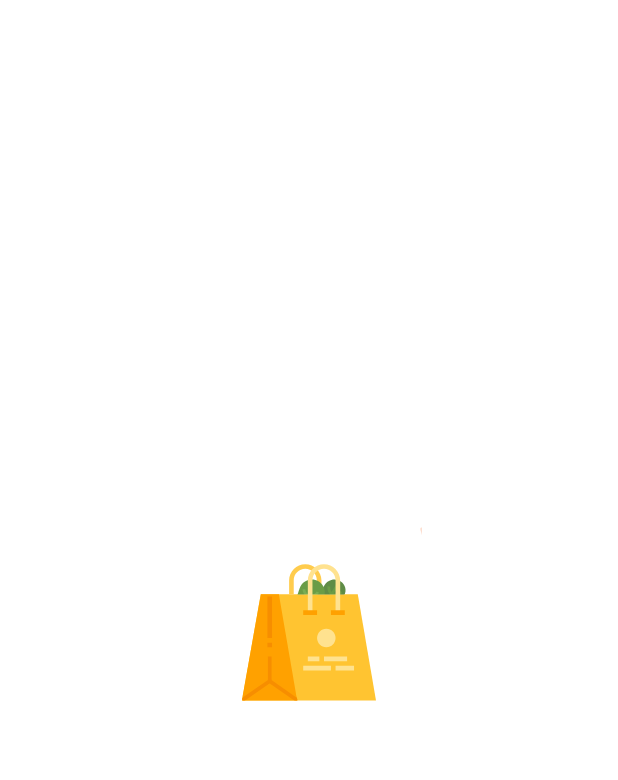
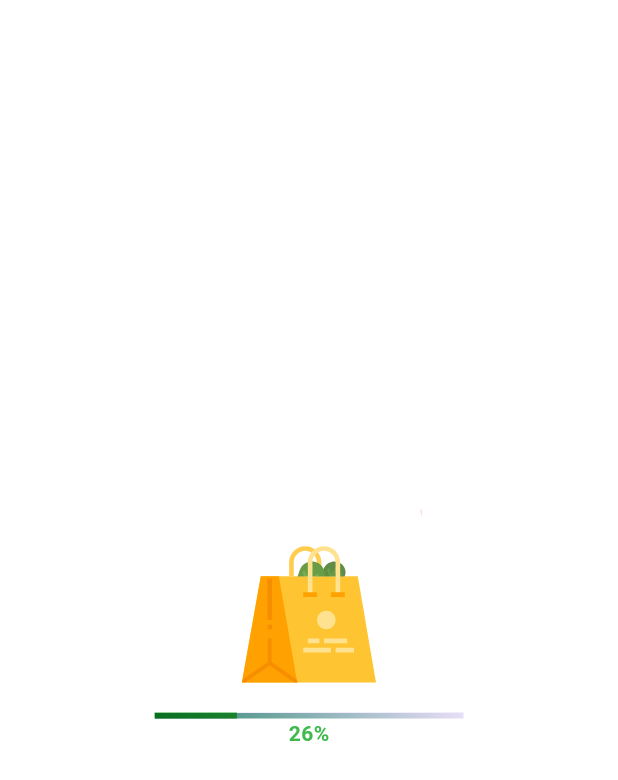
Before and after one commit to Angga-Nugraha/vegan, a Flutter app: the first screen one second after launch, on a phone screen of 412 x 824 dp. Shown: the top 780 px of the screen. Run offline on Flutter 3.47's test engine with Material 3 defaults, Android fonts, the phone set to English and light mode, and no system bars; our stand-ins replace animate_do, dartz, equatable, flutter_bloc, flutter_secure_storage, get_it and 1 more.

```diff
--- a/lib/data/datasource/session_manager.dart
+++ b/lib/data/datasource/session_manager.dart
@@ -1,4 +1,7 @@
+import 'dart:convert';
+
 import 'package:http/http.dart' as http;
+import 'package:vegan/data/helpers/storage_helper.dart';
 
 class Session {
   static Session? _session;
@@ -10,6 +13,7 @@ class Session {
   factory Session() => _session ?? Session._instance();
 
   final Map<String, String> _headers = {};
+  final SecureStorageHelper storage = SecureStorageHelper();
 
   Map<String, String> get headers => _headers;
 
@@ -20,5 +24,6 @@ class Session {
       _headers['Cookie'] =
           (index == -1) ? rawCookie : rawCookie.substring(0, index);
     }
+    await storage.writeData('cookie', json.encode(headers));
   }
 }
--- /dev/null
+++ b/lib/data/helpers/storage_helper.dart
@@ -0,0 +1,26 @@
+import 'package:flutter_secure_storage/flutter_secure_storage.dart';
+
+class SecureStorageHelper {
+  static SecureStorageHelper? _secureStorageHelper;
+
+  SecureStorageHelper._instance() {
+    _secureStorageHelper = this;
+  }
+
+  factory SecureStorageHelper() =>
+      _secureStorageHelper ?? SecureStorageHelper._instance();
+
+  final secureStorage = const FlutterSecureStorage();
+
+  Future<void> writeData(String key, String data) async {
+    await secureStorage.write(key: key, value: data);
+  }
+
+  Future<String?> readData(String key) async {
+    return await secureStorage.read(key: key);
+  }
+
+  Future<void> deleteSecureStorage() async {
+    await secureStorage.deleteAll();
+  }
+}
--- a/lib/presentation/bloc/auth_bloc/auth_bloc.dart
+++ b/lib/presentation/bloc/auth_bloc/auth_bloc.dart
@@ -36,7 +36,7 @@ class AuthBloc extends Bloc<AuthEvent, AuthState> {
       final result = await logout.execute();
 
       result.fold(
-        (failure) => null,
+        (failure) => emit(LogoutError()),
         (data) => emit(Unauthenticated(message: data)),
       );
     });
--- a/lib/presentation/bloc/auth_bloc/auth_state.dart
+++ b/lib/presentation/bloc/auth_bloc/auth_state.dart
@@ -20,6 +20,8 @@ final class Authenticated extends AuthState {
   @override
   List<Object> get props => [id, token];
 }
+
+final class LogoutError extends AuthState {}
 
 final class Unauthenticated extends AuthState {
   final String message;
--- a/lib/presentation/pages/Home/home_page.dart
+++ b/lib/presentation/pages/Home/home_page.dart
@@ -28,6 +28,8 @@ class HomePage extends StatelessWidget {
             child: BlocConsumer<AuthBloc, AuthState>(
               listener: (context, state) {
                 switch (state) {
+                  case LogoutError():
+                    Navigator.pushReplacementNamed(context, authPageRoutes);
                   case Unauthenticated():
                     Navigator.pushReplacementNamed(context, authPageRoutes);
                   default:
--- a/lib/presentation/pages/splash_screen.dart
+++ b/lib/presentation/pages/splash_screen.dart
@@ -1,8 +1,8 @@
 import 'package:flutter/material.dart';
-import 'package:flutter_bloc/flutter_bloc.dart';
 import 'package:lottie/lottie.dart';
+import 'package:vegan/data/helpers/storage_helper.dart';
 
-import '../bloc/auth_bloc/auth_bloc.dart';
+import '../../data/utils/styles.dart';
 import 'Auth/auth_page.dart';
 import 'Auth/login_page.dart';
 import 'Auth/register_page.dart';
@@ -16,33 +16,54 @@ class Splash extends StatefulWidget {
 }
 
 class _SplashState extends State<Splash> {
+  final SecureStorageHelper storage = SecureStorageHelper();
   @override
   Widget build(BuildContext context) {
     return Scaffold(
       body: FutureBuilder(
-        future: Future.delayed(const Duration(seconds: 5)),
+        future: Future<String?>.delayed(const Duration(seconds: 5), () {
+          return storage.readData('auth');
+        }),
         builder: (context, snapshot) {
           if (snapshot.connectionState == ConnectionState.waiting) {
             return Center(
-              child: SizedBox(
+              child: TweenAnimationBuilder(
+                tween: Tween(begin: 0.0, end: 1.0),
+                duration: const Duration(milliseconds: 3000),
+                builder: (context, value, child) {
+                  return Column(
+                    mainAxisAlignment: MainAxisAlignment.center,
+                    children: [
+                      SizedBox(
                         width: 150,
                         child: Lottie.asset('assets/lottie/splash.json'),
                       ),
-            );
-          } else {
-            return BlocBuilder<AuthBloc, AuthState>(
-              builder: (context, state) {
-                switch (state) {
-                  case Authenticated():
-                    return const HomePage();
-                  case Unauthenticated():
-                    return const AuthPage(
-                      listPage: [
-                        LoginPage(),
-                        RegisterPage(),
+                      SizedBox(
+                        width: MediaQuery.of(context).size.width / 2,
+                        child: ShaderMask(
+                          shaderCallback: (bounds) {
+                            return const LinearGradient(
+                                    colors: [secondaryColor, Colors.white])
+                                .createShader(bounds);
+                          },
+                          child: LinearProgressIndicator(
+                            value: value,
+                          ),
+                        ),
+                      ),
+                      Text(
+                        '${(value * 100).toInt()}%',
+                        style: subTitleStyle,
+                      )
                     ],
                   );
-                  default:
+                },
+              ),
+            );
+          } else if (snapshot.hasData) {
+            // print(json.decode(snapshot.data!)['accessToken']);
+            return const HomePage();
+          } else {
             return const AuthPage(
               listPage: [
                 LoginPage(),
@@ -51,9 +72,6 @@ class _SplashState extends State<Splash> {
             );
           }
         },
-            );
-          }
-        },
       ),
     );
   }
--- a/pubspec.yaml
+++ b/pubspec.yaml
@@ -17,6 +17,7 @@ dependencies:
   flutter:
     sdk: flutter
   flutter_bloc: ^8.1.3
+  flutter_secure_storage: ^9.0.0
   get_it: ^7.6.4
   http: ^1.1.0
   lottie: ^2.7.0
```
Also changed, not shown: lib/data/datasource/auth_remote_datasource.dart (+18 -3 lines), pubspec.lock, 7 other files. Lines whose indentation alone changed are shown as unchanged.
